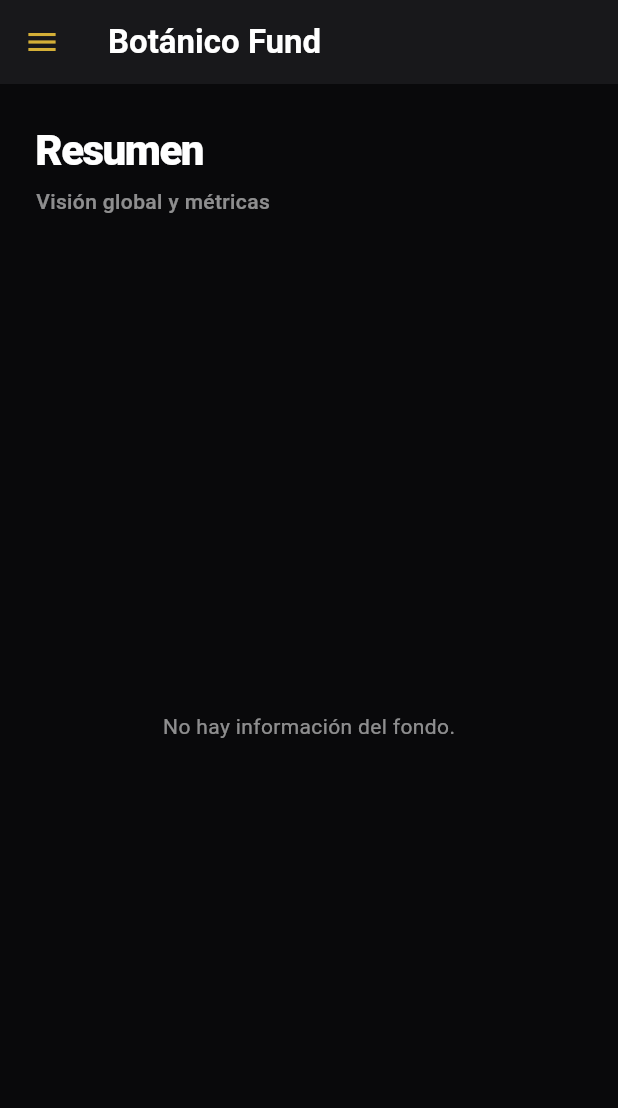
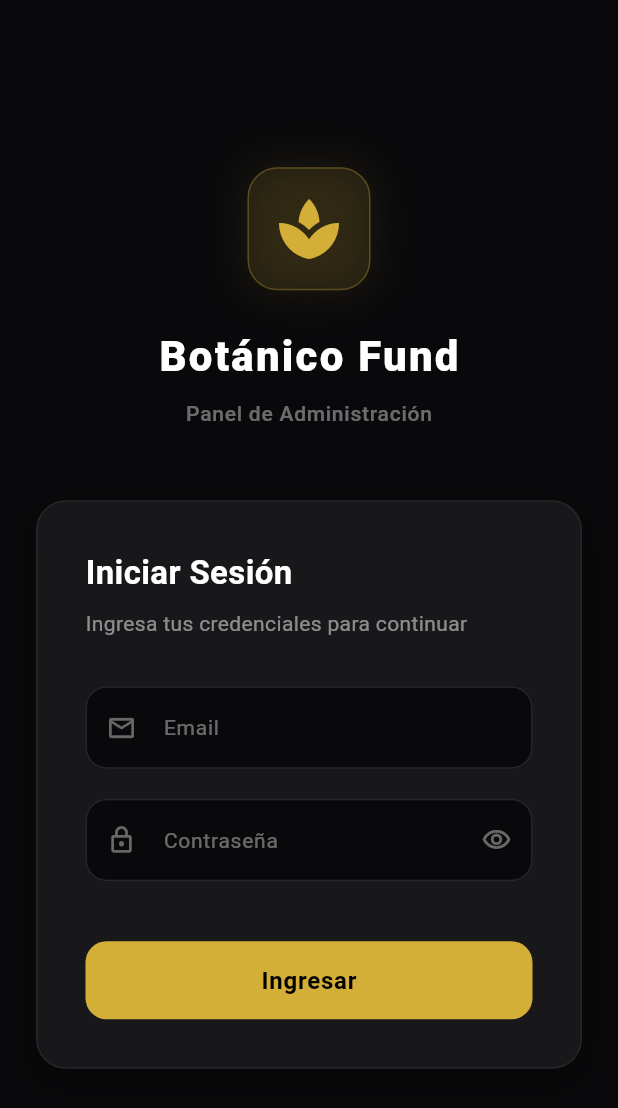
Before and after one commit to ubonano/botanico-fund-flutter, a Flutter app: the screen it shows after launch, on a phone screen of 412 x 824 dp. Shown: the top 1108 px of the screen. Run offline on Flutter 3.47's test engine with Material 3 defaults, Android fonts, the light colour scheme and no system bars; our stand-ins replace cloud_firestore, firebase_auth, firebase_core, get_it; accounts and stored records are empty; generated files the repository leaves out were written again.

Commit message:
feat: Implementa la autenticación de usuario con Firebase, incluyendo un nuevo servicio, pantalla de inicio de sesión, puerta de autenticación y la funcionalidad de cerrar sesión.

```diff
--- a/lib/app.dart
+++ b/lib/app.dart
@@ -1,5 +1,5 @@
 import 'package:flutter/material.dart';
-import 'package:botanico_fund_flutter/features/dashboard/screens/dashboard_screen.dart';
+import 'package:botanico_fund_flutter/core/shared/auth_gate.dart';
 
 class MyApp extends StatelessWidget {
   const MyApp({super.key});
@@ -12,9 +12,7 @@ class MyApp extends StatelessWidget {
       theme: ThemeData(
         useMaterial3: true,
         brightness: Brightness.dark,
-        scaffoldBackgroundColor: const Color(
-          0xFF09090B,
-        ), // Fondo casi negro muy elegante (Zinc 950)
+        scaffoldBackgroundColor: const Color(0xFF09090B), // Fondo casi negro muy elegante (Zinc 950)
         colorScheme: const ColorScheme.dark(
           primary: Color(0xFFD4AF37), // Oro Premium (Metallic Gold)
           secondary: Color(0xFFF43F5E), // Rose 500 - Soft Red
@@ -23,20 +21,14 @@ class MyApp extends StatelessWidget {
         ),
         fontFamily: 'Roboto', // Or inter/outfit if imported in pubspec
         textTheme: const TextTheme(
-          displayLarge: TextStyle(
-            fontWeight: FontWeight.bold,
-            color: Colors.white,
-          ),
-          displayMedium: TextStyle(
-            fontWeight: FontWeight.w700,
-            color: Colors.white,
-          ),
+          displayLarge: TextStyle(fontWeight: FontWeight.bold, color: Colors.white),
+          displayMedium: TextStyle(fontWeight: FontWeight.w700, color: Colors.white),
           bodyLarge: TextStyle(color: Colors.white70),
           bodyMedium: TextStyle(color: Colors.white60),
         ),
         // default card theme
       ),
-      home: const DashboardScreen(),
+      home: const AuthGate(),
     );
   }
 }
--- a/lib/core/config/locator.dart
+++ b/lib/core/config/locator.dart
@@ -1,8 +1,10 @@
 import 'package:get_it/get_it.dart';
 import 'package:botanico_fund_flutter/core/services/fund_repository.dart';
+import 'package:botanico_fund_flutter/core/services/auth_service.dart';
 
 final GetIt locator = GetIt.instance;
 
 void setupLocator() {
+  locator.registerLazySingleton<AuthService>(() => AuthService());
   locator.registerLazySingleton<FundRepository>(() => FundRepository());
 }
--- /dev/null
+++ b/lib/core/services/auth_service.dart
@@ -0,0 +1,27 @@
+import 'package:firebase_auth/firebase_auth.dart';
+
+/// Servicio que encapsula la autenticación con Firebase Auth.
+///
+/// Provee métodos para iniciar sesión con email/contraseña,
+/// cerrar sesión y escuchar cambios en el estado de autenticación.
+class AuthService {
+  final FirebaseAuth _auth = FirebaseAuth.instance;
+
+  /// Stream que emite el usuario actual cada vez que cambia el estado de auth.
+  Stream<User?> get authStateChanges => _auth.authStateChanges();
+
+  /// Retorna el usuario actualmente autenticado, o null si no hay sesión.
+  User? get currentUser => _auth.currentUser;
+
+  /// Inicia sesión con email y contraseña.
+  ///
+  /// Lanza [FirebaseAuthException] si las credenciales son inválidas.
+  Future<UserCredential> signIn(String email, String password) async {
+    return await _auth.signInWithEmailAndPassword(email: email, password: password);
+  }
+
+  /// Cierra la sesión del usuario actual.
+  Future<void> signOut() async {
+    await _auth.signOut();
+  }
+}
--- /dev/null
+++ b/lib/core/shared/auth_gate.dart
@@ -0,0 +1,41 @@
+import 'package:flutter/material.dart';
+import 'package:firebase_auth/firebase_auth.dart';
+import 'package:botanico_fund_flutter/core/config/locator.dart';
+import 'package:botanico_fund_flutter/core/services/auth_service.dart';
+import 'package:botanico_fund_flutter/features/dashboard/screens/dashboard_screen.dart';
+import 'package:botanico_fund_flutter/features/login/screens/login_screen.dart';
+
+/// Widget que actúa como guardia de autenticación.
+///
+/// Escucha el estado de autenticación de Firebase Auth y redirige
+/// al usuario a [LoginScreen] o [DashboardScreen] según corresponda.
+/// Esto garantiza que ninguna pantalla sea accesible sin autenticación.
+class AuthGate extends StatelessWidget {
+  const AuthGate({super.key});
+
+  @override
+  Widget build(BuildContext context) {
+    final authService = locator<AuthService>();
+
+    return StreamBuilder<User?>(
+      stream: authService.authStateChanges,
+      builder: (context, snapshot) {
+        // Mientras se determina el estado de auth, mostrar loading
+        if (snapshot.connectionState == ConnectionState.waiting) {
+          return const Scaffold(
+            backgroundColor: Color(0xFF09090B),
+            body: Center(child: CircularProgressIndicator(color: Color(0xFFD4AF37))),
+          );
+        }
+
+        // Si el usuario está autenticado, mostrar el dashboard
+        if (snapshot.hasData) {
+          return const DashboardScreen();
+        }
+
+        // Si no está autenticado, mostrar login
+        return const LoginScreen();
+      },
+    );
+  }
+}
--- a/lib/features/dashboard/screens/dashboard_screen.dart
+++ b/lib/features/dashboard/screens/dashboard_screen.dart
@@ -1,4 +1,6 @@
 import 'package:flutter/material.dart';
+import 'package:botanico_fund_flutter/core/config/locator.dart';
+import 'package:botanico_fund_flutter/core/services/auth_service.dart';
 import 'overview_view.dart';
 import 'investors_view.dart';
 
@@ -13,6 +15,38 @@ class _DashboardScreenState extends State<DashboardScreen> {
   int _selectedIndex = 0;
 
   final List<Widget> _views = const [OverviewView(), InvestorsView()];
+
+  Future<void> _handleLogout(BuildContext context) async {
+    final confirmed = await showDialog<bool>(
+      context: context,
+      builder: (context) => AlertDialog(
+        backgroundColor: const Color(0xFF18181B),
+        shape: RoundedRectangleBorder(
+          borderRadius: BorderRadius.circular(16),
+          side: const BorderSide(color: Color(0xFF27272A)),
+        ),
+        title: const Text(
+          '¿Cerrar sesión?',
+          style: TextStyle(color: Colors.white, fontWeight: FontWeight.bold),
+        ),
+        content: const Text('Se cerrará tu sesión actual.', style: TextStyle(color: Colors.white60)),
+        actions: [
+          TextButton(
+            onPressed: () => Navigator.pop(context, false),
+            child: const Text('Cancelar', style: TextStyle(color: Colors.white38)),
+          ),
+          TextButton(
+            onPressed: () => Navigator.pop(context, true),
+            child: const Text('Cerrar sesión', style: TextStyle(color: Color(0xFFD4AF37))),
+          ),
+        ],
+      ),
+    );
+
+    if (confirmed == true) {
+      await locator<AuthService>().signOut();
+    }
+  }
 
   @override
   Widget build(BuildContext context) {
@@ -29,18 +63,10 @@ class _DashboardScreenState extends State<DashboardScreen> {
               iconTheme: const IconThemeData(color: Color(0xFFD4AF37)), // Gold
               title: const Text(
                 'Botánico Fund',
-                style: TextStyle(
-                  color: Colors.white,
-                  fontWeight: FontWeight.bold,
-                ),
+                style: TextStyle(color: Colors.white, fontWeight: FontWeight.bold),
               ),
             ),
-      drawer: isDesktop
-          ? null
-          : Drawer(
-              backgroundColor: const Color(0xFF18181B),
-              child: _buildSidebarContent(),
-            ),
+      drawer: isDesktop ? null : Drawer(backgroundColor: const Color(0xFF18181B), child: _buildSidebarContent()),
       body: Row(
         children: [
           // Sidebar fijo solo en Desktop
@@ -50,10 +76,7 @@ class _DashboardScreenState extends State<DashboardScreen> {
               decoration: const BoxDecoration(
                 color: Color(0xFF18181B), // Zinc 900
                 border: Border(
-                  right: BorderSide(
-                    color: Color(0xFF27272A),
-                    width: 1,
-                  ), // Zinc 800
+                  right: BorderSide(color: Color(0xFF27272A), width: 1), // Zinc 800
                 ),
               ),
               child: _buildSidebarContent(),
@@ -76,30 +99,19 @@ class _DashboardScreenState extends State<DashboardScreen> {
       children: [
         // Logo Area
         Padding(
-          padding: const EdgeInsets.only(
-            top: 48.0,
-            left: 24.0,
-            right: 24.0,
-            bottom: 40.0,
-          ),
+          padding: const EdgeInsets.only(top: 48.0, left: 24.0, right: 24.0, bottom: 40.0),
           child: Row(
             children: [
               Container(
                 padding: const EdgeInsets.all(8),
                 decoration: BoxDecoration(
-                  color: const Color(
-                    0xFFD4AF37,
-                  ).withOpacity(0.1), // Corrected from .withValues(alpha: 0.1)
+                  color: const Color(0xFFD4AF37).withOpacity(0.1), // Corrected from .withValues(alpha: 0.1)
                   borderRadius: BorderRadius.circular(12),
                   border: Border.all(
                     color: const Color(0xFFD4AF37).withOpacity(0.3),
                   ), // Corrected from .withValues(alpha: 0.3)
                 ),
-                child: const Icon(
-                  Icons.spa,
-                  color: Color(0xFFD4AF37),
-                  size: 28,
-                ), // Botánico icon in Gold
+                child: const Icon(Icons.spa, color: Color(0xFFD4AF37), size: 28), // Botánico icon in Gold
               ),
               const SizedBox(width: 16),
               const Text(
@@ -123,43 +135,40 @@ class _DashboardScreenState extends State<DashboardScreen> {
             alignment: Alignment.centerLeft,
             child: Text(
               'MENU PRINCIPAL',
-              style: TextStyle(
-                color: Colors.white38,
-                fontSize: 12,
-                fontWeight: FontWeight.bold,
-                letterSpacing: 1.5,
-              ),
+              style: TextStyle(color: Colors.white38, fontSize: 12, fontWeight: FontWeight.bold, letterSpacing: 1.5),
             ),
           ),
         ),
         const SizedBox(height: 16),
-        _buildNavItem(
-          index: 0,
-          icon: Icons.dashboard_outlined,
-          selectedIcon: Icons.dashboard,
-          label: 'Resumen',
-        ),
+        _buildNavItem(index: 0, icon: Icons.dashboard_outlined, selectedIcon: Icons.dashboard, label: 'Resumen'),
         const SizedBox(height: 8),
-        _buildNavItem(
-          index: 1,
-          icon: Icons.group_outlined,
-          selectedIcon: Icons.group,
-          label: 'Inversores',
-        ),
+        _buildNavItem(index: 1, icon: Icons.group_outlined, selectedIcon: Icons.group, label: 'Inversores'),
         const Spacer(),
 
-        // Bottom Area (e.g. Settings / Info)
-        const Padding(
-          padding: EdgeInsets.all(24.0),
-          child: Row(
-            children: [
-              Icon(Icons.info_outline, color: Colors.white38, size: 16),
-              SizedBox(width: 8),
-              Text(
-                'v1.0.0',
-                style: TextStyle(color: Colors.white38, fontSize: 13),
+        // Cerrar Sesión
+        Padding(
+          padding: const EdgeInsets.all(16.0),
+          child: InkWell(
+            borderRadius: BorderRadius.circular(12),
+            onTap: () => _handleLogout(context),
+            child: Container(
+              padding: const EdgeInsets.symmetric(horizontal: 16.0, vertical: 14.0),
+              decoration: BoxDecoration(
+                color: Colors.white.withOpacity(0.03),
+                borderRadius: BorderRadius.circular(12),
+                border: Border.all(color: Colors.white.withOpacity(0.06)),
               ),
-            ],
+              child: const Row(
+                children: [
+                  Icon(Icons.logout_rounded, color: Colors.white38, size: 20),
+                  SizedBox(width: 12),
+                  Text(
+                    'Cerrar Sesión',
+                    style: TextStyle(color: Colors.white38, fontSize: 14, fontWeight: FontWeight.w500),
+                  ),
+                ],
+              ),
+            ),
           ),
         ),
       ],
@@ -173,9 +182,7 @@ class _DashboardScreenState extends State<DashboardScreen> {
     required String label,
   }) {
     final isSelected = _selectedIndex == index;
-    final color = isSelected
-        ? const Color(0xFFD4AF37)
-        : Colors.white60; // Gold or default
+    final color = isSelected ? const Color(0xFFD4AF37) : Colors.white60; // Gold or default
 
     return Padding(
       padding: const EdgeInsets.symmetric(horizontal: 16.0),
@@ -201,8 +208,7 @@ class _DashboardScreenState extends State<DashboardScreen> {
             border: Border.all(
               color: isSelected
                   ? const Color(0xFFD4AF37).withOpacity(0.3)
-                  : Colors
-                        .transparent, // Corrected from .withValues(alpha: 0.3)
+                  : Colors.transparent, // Corrected from .withValues(alpha: 0.3)
             ),
           ),
           child: Row(
@@ -226,13 +232,7 @@ class _DashboardScreenState extends State<DashboardScreen> {
                   decoration: BoxDecoration(
                     color: const Color(0xFFD4AF37),
                     borderRadius: BorderRadius.circular(4),
-                    boxShadow: const [
-                      BoxShadow(
-                        color: Color(0xFFD4AF37),
-                        blurRadius: 4,
-                        spreadRadius: 1,
-                      ),
-                    ],
+                    boxShadow: const [BoxShadow(color: Color(0xFFD4AF37), blurRadius: 4, spreadRadius: 1)],
                   ),
                 ),
             ],
--- /dev/null
+++ b/lib/features/login/screens/login_screen.dart
@@ -0,0 +1,291 @@
+import 'package:flutter/material.dart';
+import 'package:botanico_fund_flutter/core/config/locator.dart';
+import 'package:botanico_fund_flutter/core/services/auth_service.dart';
+import 'package:botanico_fund_flutter/core/theme/app_colors.dart';
+
+/// Pantalla de inicio de sesión con email y contraseña.
+///
+/// Presenta el branding de Botánico Fund y campos de autenticación
+/// con el estilo visual dark/gold de la aplicación.
+class LoginScreen extends StatefulWidget {
+  const LoginScreen({super.key});
+
+  @override
+  State<LoginScreen> createState() => _LoginScreenState();
+}
+
+class _LoginScreenState extends State<LoginScreen> {
+  final _formKey = GlobalKey<FormState>();
+  final _emailController = TextEditingController();
+  final _passwordController = TextEditingController();
+  final _authService = locator<AuthService>();
+
+  bool _isLoading = false;
+  bool _obscurePassword = true;
+  String? _errorMessage;
+
+  @override
+  void dispose() {
+    _emailController.dispose();
+    _passwordController.dispose();
+    super.dispose();
+  }
+
+  Future<void> _handleLogin() async {
+    if (!_formKey.currentState!.validate()) return;
+
+    setState(() {
+      _isLoading = true;
+      _errorMessage = null;
+    });
+
+    try {
+      await _authService.signIn(_emailController.text.trim(), _passwordController.text);
+    } on Exception catch (e) {
+      setState(() {
+        _errorMessage = _parseErrorMessage(e.toString());
+      });
+    } finally {
+      if (mounted) {
+        setState(() => _isLoading = false);
+      }
+    }
+  }
+
+  String _parseErrorMessage(String error) {
+    if (error.contains('user-not-found') || error.contains('wrong-password') || error.contains('invalid-credential')) {
+      return 'Email o contraseña incorrectos';
+    }
+    if (error.contains('invalid-email')) {
+      return 'El formato del email es inválido';
+    }
+    if (error.contains('too-many-requests')) {
+      return 'Demasiados intentos. Intenta de nuevo más tarde';
+    }
+    if (error.contains('network-request-failed')) {
+      return 'Error de conexión. Verifica tu internet';
+    }
+    return 'Error al iniciar sesión. Intenta de nuevo';
+  }
+
+  @override
+  Widget build(BuildContext context) {
+    return Scaffold(
+      backgroundColor: AppColors.backgroundDark,
+      body: Center(
+        child: SingleChildScrollView(
+          padding: const EdgeInsets.all(24.0),
+          child: ConstrainedBox(
+            constraints: const BoxConstraints(maxWidth: 420),
+            child: Column(
+              mainAxisAlignment: MainAxisAlignment.center,
+              children: [_buildLogo(), const SizedBox(height: 48), _buildLoginCard()],
+            ),
+          ),
+        ),
+      ),
+    );
+  }
+
+  Widget _buildLogo() {
+    return Column(
+      children: [
+        Container(
+          padding: const EdgeInsets.all(16),
+          decoration: BoxDecoration(
+            color: AppColors.primaryGold.withOpacity(0.1),
+            borderRadius: BorderRadius.circular(20),
+            border: Border.all(color: AppColors.primaryGold.withOpacity(0.3)),
+            boxShadow: [BoxShadow(color: AppColors.primaryGold.withOpacity(0.1), blurRadius: 24, spreadRadius: 2)],
+          ),
+          child: const Icon(Icons.spa, color: AppColors.primaryGold, size: 48),
+        ),
+        const SizedBox(height: 24),
+        const Text(
+          'Botánico Fund',
+          style: TextStyle(color: Colors.white, fontSize: 28, fontWeight: FontWeight.w800, letterSpacing: 1.5),
+        ),
+        const SizedBox(height: 8),
+        Text(
+          'Panel de Administración',
+          style: TextStyle(
+            color: Colors.white.withOpacity(0.4),
+            fontSize: 14,
+            fontWeight: FontWeight.w500,
+            letterSpacing: 0.5,
+          ),
+        ),
+      ],
+    );
+  }
+
+  Widget _buildLoginCard() {
+    return Container(
+      padding: const EdgeInsets.all(32),
+      decoration: BoxDecoration(
+        color: AppColors.surfaceDark,
+        borderRadius: BorderRadius.circular(20),
+        border: Border.all(color: AppColors.borderDark),
+        boxShadow: [BoxShadow(color: Colors.black.withOpacity(0.3), blurRadius: 20, offset: const Offset(0, 8))],
+      ),
+      child: Form(
+        key: _formKey,
+        child: Column(
+          crossAxisAlignment: CrossAxisAlignment.stretch,
+          children: [
+            const Text(
+              'Iniciar Sesión',
+              style: TextStyle(color: Colors.white, fontSize: 22, fontWeight: FontWeight.bold),
+            ),
+            const SizedBox(height: 8),
+            Text(
+              'Ingresa tus credenciales para continuar',
+              style: TextStyle(color: Colors.white.withOpacity(0.5), fontSize: 14),
+            ),
+            const SizedBox(height: 32),
+
+            // Email field
+            _buildTextField(
+              controller: _emailController,
+              label: 'Email',
+              icon: Icons.email_outlined,
+              keyboardType: TextInputType.emailAddress,
+              validator: (value) {
+                if (value == null || value.trim().isEmpty) {
+                  return 'Ingresa tu email';
+                }
+                return null;
+              },
+            ),
+            const SizedBox(height: 20),
+
+            // Password field
+            _buildTextField(
+              controller: _passwordController,
+              label: 'Contraseña',
+              icon: Icons.lock_outline,
+              obscureText: _obscurePassword,
+              suffixIcon: IconButton(
+                icon: Icon(
+                  _obscurePassword ? Icons.visibility_outlined : Icons.visibility_off_outlined,
+                  color: Colors.white38,
+                  size: 20,
+                ),
+                onPressed: () {
+                  setState(() => _obscurePassword = !_obscurePassword);
+                },
+              ),
+              validator: (value) {
+                if (value == null || value.isEmpty) {
+                  return 'Ingresa tu contraseña';
+                }
+                return null;
+              },
+            ),
+            const SizedBox(height: 12),
+
+            // Error message
+            if (_errorMessage != null) ...[
+              const SizedBox(height: 8),
+              Container(
+                padding: const EdgeInsets.symmetric(horizontal: 16, vertical: 12),
+                decoration: BoxDecoration(
+                  color: AppColors.error.withOpacity(0.1),
+                  borderRadius: BorderRadius.circular(12),
+                  border: Border.all(color: AppColors.error.withOpacity(0.3)),
+                ),
+                child: Row(
+                  children: [
+                    Icon(Icons.error_outline, color: AppColors.error, size: 18),
+                    const SizedBox(width: 12),
+                    Expanded(
+                      child: Text(
+                        _errorMessage!,
+                        style: TextStyle(color: AppColors.error, fontSize: 13, fontWeight: FontWeight.w500),
+                      ),
+                    ),
+                  ],
+                ),
+              ),
+            ],
+
+            const SizedBox(height: 28),
+
+            // Login button
+            SizedBox(
+              height: 52,
+              child: ElevatedButton(
+                onPressed: _isLoading ? null : _handleLogin,
+                style: ElevatedButton.styleFrom(
+                  backgroundColor: AppColors.primaryGold,
+                  foregroundColor: Colors.black,
+                  disabledBackgroundColor: AppColors.primaryGold.withOpacity(0.5),
+                  shape: RoundedRectangleBorder(borderRadius: BorderRadius.circular(14)),
+                  elevation: 0,
+                ),
+                child: _isLoading
+                    ? const SizedBox(
+                        height: 22,
+                        width: 22,
+                        child: CircularProgressIndicator(strokeWidth: 2.5, color: Colors.black54),
+                      )
+                    : const Text(
+                        'Ingresar',
+                        style: TextStyle(fontSize: 16, fontWeight: FontWeight.bold, letterSpacing: 0.5),
+                      ),
+              ),
+            ),
+          ],
+        ),
+      ),
+    );
+  }
+
+  Widget _buildTextField({
+    required TextEditingController controller,
+    required String label,
+    required IconData icon,
+    TextInputType? keyboardType,
+    bool obscureText = false,
+    Widget? suffixIcon,
+    String? Function(String?)? validator,
+  }) {
+    return TextFormField(
+      controller: controller,
+      keyboardType: keyboardType,
+      obscureText: obscureText,
+      validator: validator,
+      style: const TextStyle(color: Colors.white, fontSize: 15),
+      cursorColor: AppColors.primaryGold,
+      decoration: InputDecoration(
+        labelText: label,
+        labelStyle: TextStyle(color: Colors.white.withOpacity(0.4), fontSize: 14),
+        prefixIcon: Icon(icon, color: Colors.white38, size: 20),
+        suffixIcon: suffixIcon,
+        filled: true,
+        fillColor: AppColors.backgroundDark,
+        border: OutlineInputBorder(
+          borderRadius: BorderRadius.circular(14),
+          borderSide: BorderSide(color: AppColors.borderDark),
+        ),
+        enabledBorder: OutlineInputBorder(
+          borderRadius: BorderRadius.circular(14),
+          borderSide: BorderSide(color: AppColors.borderDark),
+        ),
+        focusedBorder: OutlineInputBorder(
+          borderRadius: BorderRadius.circular(14),
+          borderSide: const BorderSide(color: AppColors.primaryGold, width: 1.5),
+        ),
+        errorBorder: OutlineInputBorder(
+          borderRadius: BorderRadius.circular(14),
+          borderSide: BorderSide(color: AppColors.error),
+        ),
+        focusedErrorBorder: OutlineInputBorder(
+          borderRadius: BorderRadius.circular(14),
+          borderSide: BorderSide(color: AppColors.error, width: 1.5),
+        ),
+        contentPadding: const EdgeInsets.symmetric(horizontal: 16, vertical: 16),
+      ),
+    );
+  }
+}
```
Also changed, not shown: 1 other file.
